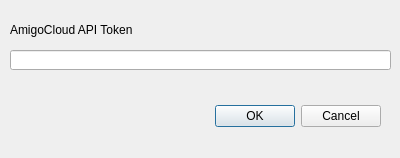
This is settings_dialog.ui in amigocloud/qgis-amigocloud-plugin as Qt 5 draws it before an edit. The edited form follows.
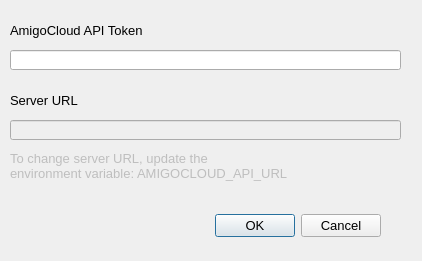
This is the edited form.

Commit message: Add Server URL

```diff
--- a/settings_dialog.ui
+++ b/settings_dialog.ui
@@ -6,19 +6,24 @@
    <rect>
     <x>0</x>
     <y>0</y>
-    <width>400</width>
-    <height>158</height>
+    <width>422</width>
+    <height>261</height>
    </rect>
   </property>
+  <property name="font">
+   <font>
+    <pointsize>10</pointsize>
+   </font>
+  </property>
   <property name="windowTitle">
    <string>Dialog</string>
   </property>
   <widget class="QDialogButtonBox" name="buttonBox">
    <property name="geometry">
     <rect>
-     <x>40</x>
-     <y>100</y>
-     <width>341</width>
+     <x>210</x>
+     <y>210</y>
+     <width>171</width>
      <height>32</height>
     </rect>
    </property>
@@ -34,10 +39,15 @@
     <rect>
      <x>10</x>
      <y>50</y>
-     <width>381</width>
+     <width>391</width>
      <height>20</height>
     </rect>
    </property>
+   <property name="font">
+    <font>
+     <pointsize>11</pointsize>
+    </font>
+   </property>
   </widget>
   <widget class="QLabel" name="token_label">
    <property name="geometry">
@@ -58,6 +68,65 @@
     <bool>true</bool>
    </property>
   </widget>
+  <widget class="QLineEdit" name="url_lineEdit">
+   <property name="enabled">
+    <bool>false</bool>
+   </property>
+   <property name="geometry">
+    <rect>
+     <x>10</x>
+     <y>120</y>
+     <width>391</width>
+     <height>20</height>
+    </rect>
+   </property>
+   <property name="font">
+    <font>
+     <pointsize>11</pointsize>
+    </font>
+   </property>
+  </widget>
+  <widget class="QLabel" name="url_label">
+   <property name="geometry">
+    <rect>
+     <x>10</x>
+     <y>90</y>
+     <width>371</width>
+     <height>21</height>
+    </rect>
+   </property>
+   <property name="text">
+    <string>Server URL</string>
+   </property>
+   <property name="textFormat">
+    <enum>Qt::RichText</enum>
+   </property>
+   <property name="openExternalLinks">
+    <bool>true</bool>
+   </property>
+  </widget>
+  <widget class="QLabel" name="label">
+   <property name="enabled">
+    <bool>false</bool>
+   </property>
+   <property name="geometry">
+    <rect>
+     <x>10</x>
+     <y>150</y>
+     <width>381</width>
+     <height>31</height>
+    </rect>
+   </property>
+   <property name="font">
+    <font>
+     <pointsize>10</pointsize>
+    </font>
+   </property>
+   <property name="text">
+    <string>To change server URL, update the
+environment variable: AMIGOCLOUD_API_URL</string>
+   </property>
+  </widget>
  </widget>
  <resources/>
  <connections>
```
The commit also changes 2 other files.
